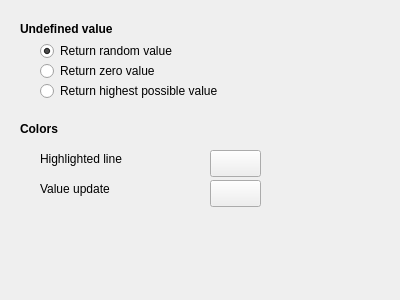
First picture: the form in IDE/GUI/dialogs/interfacecfg/interfacecfg_simothers.ui, repository AbyssAbbeba/MDS-picoblaze-AVR-ide, before the edit.
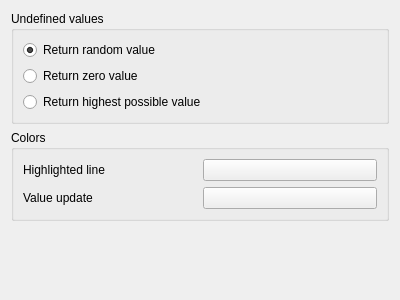
Second picture: the form after the edit.

```diff
--- a/IDE/GUI/dialogs/interfacecfg/interfacecfg_simothers.ui
+++ b/IDE/GUI/dialogs/interfacecfg/interfacecfg_simothers.ui
@@ -13,15 +13,15 @@
   <property name="windowTitle">
    <string>Form</string>
   </property>
+  <layout class="QVBoxLayout" name="verticalLayout">
+   <item>
+    <widget class="QGroupBox" name="groupBox_2">
+     <property name="title">
+      <string>Undefined values</string>
+     </property>
+     <layout class="QGridLayout" name="gridLayout_2">
+      <item row="0" column="0">
   <widget class="QRadioButton" name="radioRandom">
-   <property name="geometry">
-    <rect>
-     <x>40</x>
-     <y>40</y>
-     <width>181</width>
-     <height>22</height>
-    </rect>
-   </property>
    <property name="text">
     <string>Return random value</string>
    </property>
@@ -29,122 +29,75 @@
     <bool>true</bool>
    </property>
   </widget>
-  <widget class="QLabel" name="label">
-   <property name="geometry">
-    <rect>
-     <x>20</x>
-     <y>20</y>
-     <width>141</width>
-     <height>17</height>
-    </rect>
-   </property>
-   <property name="font">
-    <font>
-     <weight>75</weight>
-     <bold>true</bold>
-    </font>
-   </property>
-   <property name="text">
-    <string>Undefined value</string>
-   </property>
-  </widget>
-  <widget class="QRadioButton" name="radioZero">
-   <property name="geometry">
-    <rect>
-     <x>40</x>
-     <y>60</y>
-     <width>171</width>
-     <height>22</height>
-    </rect>
-   </property>
-   <property name="text">
-    <string>Return zero value</string>
-   </property>
-  </widget>
+      </item>
+      <item row="2" column="0">
   <widget class="QRadioButton" name="radioHighest">
-   <property name="geometry">
-    <rect>
-     <x>40</x>
-     <y>80</y>
-     <width>231</width>
-     <height>22</height>
-    </rect>
-   </property>
    <property name="text">
     <string>Return highest possible value</string>
    </property>
   </widget>
-  <widget class="QLabel" name="label_2">
-   <property name="geometry">
-    <rect>
-     <x>20</x>
-     <y>120</y>
-     <width>66</width>
-     <height>17</height>
-    </rect>
-   </property>
-   <property name="font">
-    <font>
-     <weight>75</weight>
-     <bold>true</bold>
-    </font>
-   </property>
+      </item>
+      <item row="1" column="0">
+       <widget class="QRadioButton" name="radioZero">
    <property name="text">
+         <string>Return zero value</string>
+        </property>
+       </widget>
+      </item>
+     </layout>
+    </widget>
+   </item>
+   <item>
+    <widget class="QGroupBox" name="groupBox">
+     <property name="title">
     <string>Colors</string>
    </property>
-  </widget>
+     <layout class="QGridLayout" name="gridLayout">
+      <item row="0" column="1">
+       <widget class="QPushButton" name="btnColorLine">
+        <property name="text">
+         <string/>
+        </property>
+       </widget>
+      </item>
+      <item row="0" column="0">
   <widget class="QLabel" name="label_3">
-   <property name="geometry">
-    <rect>
-     <x>40</x>
-     <y>150</y>
-     <width>121</width>
-     <height>17</height>
-    </rect>
-   </property>
    <property name="text">
     <string>Highlighted line</string>
    </property>
   </widget>
-  <widget class="QPushButton" name="btnColorLine">
-   <property name="geometry">
-    <rect>
-     <x>210</x>
-     <y>150</y>
-     <width>51</width>
-     <height>27</height>
-    </rect>
-   </property>
-   <property name="text">
-    <string/>
-   </property>
-  </widget>
+      </item>
+      <item row="1" column="0">
   <widget class="QLabel" name="label_5">
-   <property name="geometry">
-    <rect>
-     <x>40</x>
-     <y>180</y>
-     <width>131</width>
-     <height>17</height>
-    </rect>
-   </property>
    <property name="text">
     <string>Value update</string>
    </property>
   </widget>
+      </item>
+      <item row="1" column="1">
   <widget class="QPushButton" name="btnColorWidget">
-   <property name="geometry">
-    <rect>
-     <x>210</x>
-     <y>180</y>
-     <width>51</width>
-     <height>27</height>
-    </rect>
-   </property>
    <property name="text">
     <string/>
    </property>
   </widget>
+      </item>
+     </layout>
+    </widget>
+   </item>
+   <item>
+    <spacer name="verticalSpacer">
+     <property name="orientation">
+      <enum>Qt::Vertical</enum>
+     </property>
+     <property name="sizeHint" stdset="0">
+      <size>
+       <width>20</width>
+       <height>40</height>
+      </size>
+     </property>
+    </spacer>
+   </item>
+  </layout>
  </widget>
  <resources/>
  <connections/>
```
Lines whose indentation alone changed are shown as unchanged.
